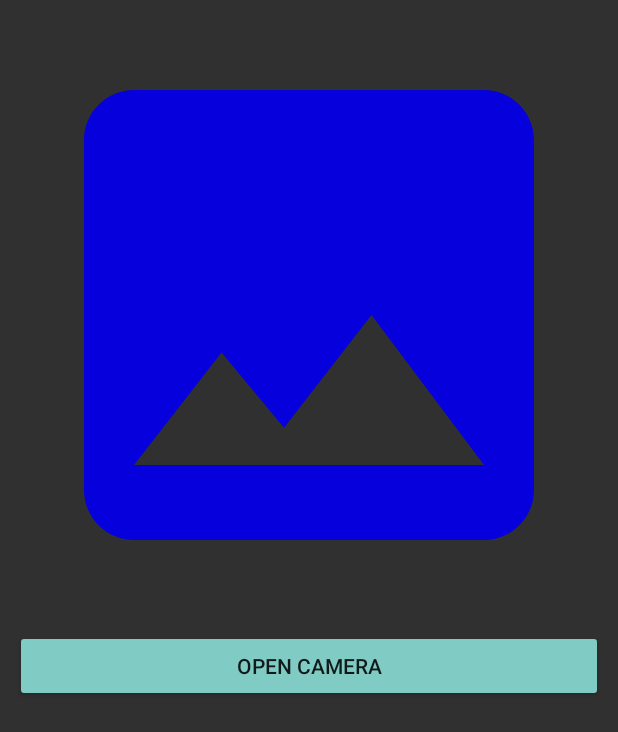
After one commit to solattila/Pacsi_App, an Android app: the CameraAct screen opened directly, with no data from a screen before it, on a phone screen of 412 x 824 dp. The commit adds this screen. Shown: the top 732 px of the screen. Run offline under Robolectric (Android 15) with nearby library versions, the phone set to English and light mode, and no system bars; Roboto replaces fonts that are not available here.

Commit message:
Capture image act

```diff
--- a/app/build.gradle
+++ b/app/build.gradle
@@ -37,5 +37,7 @@ dependencies {
     implementation 'com.google.android.material:material:1.1.0'
     implementation 'com.github.Shashank02051997:FancyToast-Android:0.1.6'
     implementation 'com.bestsoft32.tayyab:tt-fancy-gif-dialog:1.0.2'
+    implementation 'com.android.support:support-v4:29.0.2'
+
 
 }
--- /dev/null
+++ b/app/src/main/java/com/example/pacsi/CameraAct.java
@@ -0,0 +1,108 @@
+package com.example.pacsi;
+
+import androidx.annotation.NonNull;
+import androidx.annotation.Nullable;
+import androidx.appcompat.app.AppCompatActivity;
+
+import android.Manifest;
+import android.content.ContentValues;
+import android.content.Intent;
+import android.content.pm.PackageManager;
+import android.net.Uri;
+import android.os.Build;
+import android.os.Bundle;
+import android.provider.MediaStore;
+import android.view.View;
+import android.widget.Button;
+import android.widget.ImageView;
+import android.widget.Toast;
+
+public class CameraAct extends AppCompatActivity {
+
+    private static final int PERMISSION_CODE = 1000;
+    private static final int IMAGE_CAPTURE_CODE = 1001;
+
+    ImageView mImageView;
+    Button btOpen;
+
+    Uri image_uri;
+
+    @Override
+    protected void onCreate(Bundle savedInstanceState) {
+        super.onCreate(savedInstanceState);
+        setContentView(R.layout.activity_camera2);
+
+        mImageView = findViewById(R.id.image_view);
+        btOpen = findViewById(R.id.bt_open);
+
+
+
+        btOpen.setOnClickListener(new View.OnClickListener() {
+            @Override
+            public void onClick(View v) {
+
+                if (Build.VERSION.SDK_INT >= Build.VERSION_CODES.M){
+
+                    if (checkSelfPermission(Manifest.permission.CAMERA) ==
+                            PackageManager.PERMISSION_DENIED || checkSelfPermission(Manifest.permission.WRITE_EXTERNAL_STORAGE) ==
+                            PackageManager.PERMISSION_DENIED){
+
+                        String[] permission = {Manifest.permission.CAMERA, Manifest.permission.WRITE_EXTERNAL_STORAGE};
+                        requestPermissions(permission, PERMISSION_CODE);
+
+                    }else {
+                        opencamera();
+                    }
+
+                }else {
+                    opencamera();
+
+                }
+
+            }
+        });
+
+    }
+
+    private void opencamera() {
+
+        ContentValues values = new ContentValues();
+        values.put(MediaStore.Images.Media.TITLE, "New pic");
+        values.put(MediaStore.Images.Media.DESCRIPTION, "From cam");
+        image_uri = getContentResolver().insert(MediaStore.Images.Media.EXTERNAL_CONTENT_URI, values);
+        Intent camera_intent = new Intent(MediaStore.ACTION_IMAGE_CAPTURE);
+        camera_intent.putExtra(MediaStore.EXTRA_OUTPUT, image_uri);
+        startActivityForResult(camera_intent, IMAGE_CAPTURE_CODE);
+
+    }
+
+    @Override
+    public void onRequestPermissionsResult(int requestCode, @NonNull String[] permissions, @NonNull int[] grantResults) {
+        super.onRequestPermissionsResult(requestCode, permissions, grantResults);
+        switch (requestCode){
+
+            case PERMISSION_CODE:{
+                if (grantResults.length > 0 && grantResults[0] == PackageManager.PERMISSION_GRANTED){
+                    opencamera();
+                }else {
+                    Toast.makeText(this,"Permission Denied", Toast.LENGTH_SHORT).show();
+                }
+            }
+
+        }
+
+    }
+
+    @Override
+    protected void onActivityResult(int requestCode, int resultCode, @Nullable Intent data) {
+        super.onActivityResult(requestCode, resultCode, data);
+
+        if (resultCode == RESULT_OK){
+
+
+            mImageView.setImageURI(image_uri);
+        }
+
+    }
+
+}
--- a/app/src/main/java/com/example/pacsi/MultiActivity.java
+++ b/app/src/main/java/com/example/pacsi/MultiActivity.java
@@ -5,6 +5,7 @@ import androidx.appcompat.app.AlertDialog;
 import androidx.appcompat.app.AppCompatActivity;
 
 import android.content.DialogInterface;
+import android.content.Intent;
 import android.os.Bundle;
 import android.view.View;
 import android.widget.Button;
@@ -257,11 +258,12 @@ public class MultiActivity extends AppCompatActivity {
                     .setPositiveBtnText("Ok")
                     .setPositiveBtnBackground("#22b573")
                     .setGifResource(R.drawable.astronaut)      //pass your gif, png or jpg
-                    .isCancellable(true)
+                    .isCancellable(false)
                     .OnPositiveClicked(new TTFancyGifDialogListener() {
                         @Override
                         public void OnClick() {
-                            finish();
+                            Intent intent = new Intent(MultiActivity.this, CameraAct.class);
+                            startActivity(intent);
                         }
                     })
                     .build();
--- a/app/src/main/java/com/example/pacsi/SingleActivity.java
+++ b/app/src/main/java/com/example/pacsi/SingleActivity.java
@@ -5,6 +5,7 @@ import androidx.appcompat.app.AppCompatActivity;
 
 import android.app.Activity;
 import android.content.DialogInterface;
+import android.content.Intent;
 import android.content.res.Resources;
 import android.os.Bundle;
 import android.view.View;
@@ -382,11 +383,12 @@ public class SingleActivity extends AppCompatActivity {
                         .setPositiveBtnText("Ok")
                         .setPositiveBtnBackground("#22b573")
                         .setGifResource(R.drawable.astronaut)      //pass your gif, png or jpg
-                        .isCancellable(true)
+                        .isCancellable(false)
                         .OnPositiveClicked(new TTFancyGifDialogListener() {
                             @Override
                             public void OnClick() {
-                                finish();
+                                Intent intent = new Intent(SingleActivity.this, CameraAct.class);
+                                startActivity(intent);
                             }
                         })
                         .build();
--- /dev/null
+++ b/app/src/main/res/drawable/ic_image_black_24dp.xml
@@ -0,0 +1,5 @@
+<vector android:height="24dp" android:tint="#0600DC"
+    android:viewportHeight="24.0" android:viewportWidth="24.0"
+    android:width="24dp" xmlns:android="http://schemas.android.com/apk/res/android">
+    <path android:fillColor="#FF000000" android:pathData="M21,19V5c0,-1.1 -0.9,-2 -2,-2H5c-1.1,0 -2,0.9 -2,2v14c0,1.1 0.9,2 2,2h14c1.1,0 2,-0.9 2,-2zM8.5,13.5l2.5,3.01L14.5,12l4.5,6H5l3.5,-4.5z"/>
+</vector>
--- /dev/null
+++ b/app/src/main/res/layout/activity_camera2.xml
@@ -0,0 +1,28 @@
+<?xml version="1.0" encoding="utf-8"?>
+<LinearLayout xmlns:android="http://schemas.android.com/apk/res/android"
+    xmlns:app="http://schemas.android.com/apk/res-auto"
+    xmlns:tools="http://schemas.android.com/tools"
+    android:layout_width="match_parent"
+    android:layout_height="match_parent"
+    android:orientation="vertical"
+    android:gravity="center_horizontal"
+    android:padding="10dp"
+    tools:context=".CameraAct">
+
+
+    <ImageView
+        android:layout_width="400dp"
+        android:layout_height="400dp"
+        android:scaleType="centerCrop"
+        android:src="@drawable/ic_image_black_24dp"
+        android:id="@+id/image_view"/>
+
+    <Button
+        android:layout_width="match_parent"
+        android:layout_height="wrap_content"
+        android:id="@+id/bt_open"
+        android:text="open camera"
+        android:layout_marginTop="10dp"
+        style="@style/Widget.AppCompat.Button.Colored"/>
+
+</LinearLayout>
--- a/app/src/main/res/values/strings.xml
+++ b/app/src/main/res/values/strings.xml
@@ -91,7 +91,7 @@
     <string name="q15a3">Starman</string>
     <string name="q15a4">Lajka</string>
 
-    <string name="q16">Mi a neve a Naprendszer legmagasabb hegycsúcsának?</string>
+    <string name="q16">Mi a neve a N  aprendszer legmagasabb hegycsúcsának?</string>
     <string name="q16a1">Columbia Hegy</string>
     <string name="q16a2">Grissom Hegy</string>
     <string name="q16a3">Olympus Hegy</string>
--- /dev/null
+++ b/app/src/main/res/xml/file_paths.xml
@@ -0,0 +1,6 @@
+<?xml version="1.0" encoding="utf-8"?>
+<paths xmlns:android="http://schemas.android.com/apk/res/android">
+<external-path
+    name="pacsi images"
+    path="images/"/>
+</paths>
```
Also changed, not shown: app/src/main/AndroidManifest.xml (+10 -8 lines).
